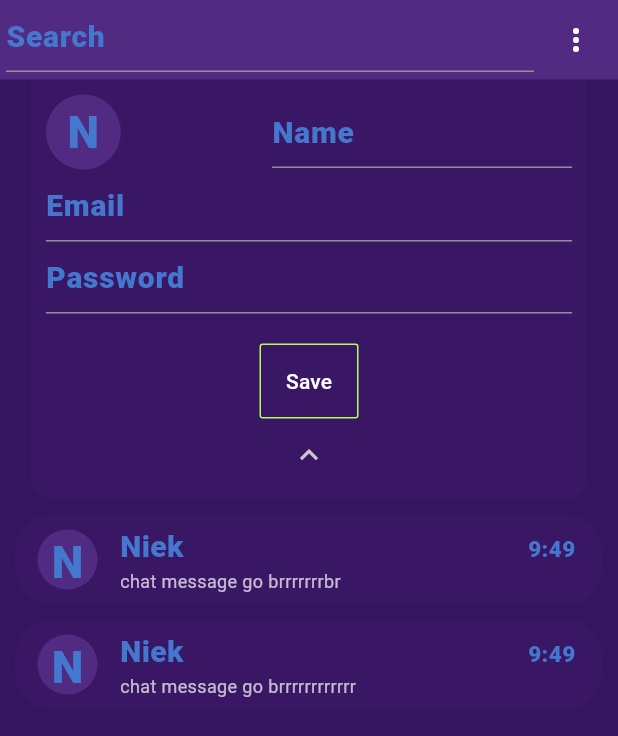
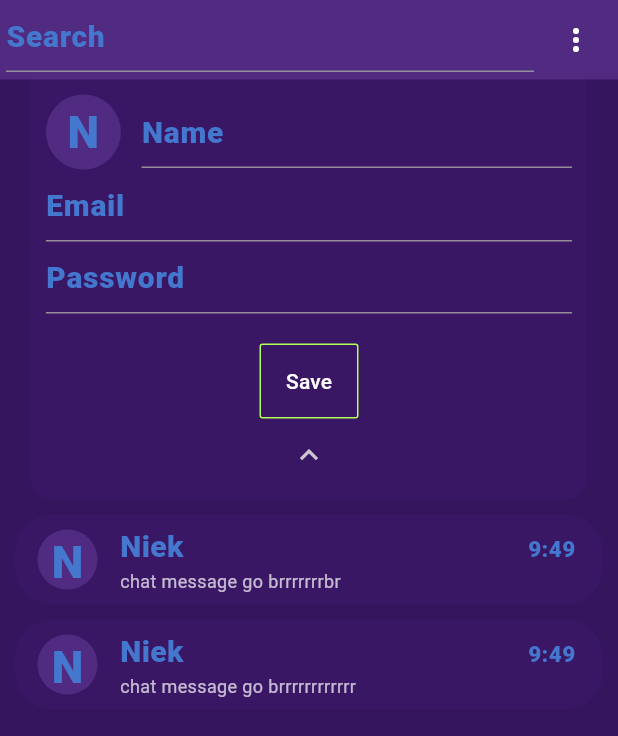
Before and after one commit to NiekvDommelen/whisper, a Flutter app: the HomePage screen opened by its route, after a tap on the "keyboard arrow down" icon, on a phone screen of 412 x 824 dp. Shown: the top 736 px of the screen. Run offline on Flutter 3.47's test engine with Material 3 defaults, Android fonts, the phone set to English and light mode, and no system bars; our stand-ins replace google_fonts, shared_preferences; accounts and stored records are empty; network calls fail; Roboto replaces fonts that are missing (Jura).

Commit message:
set maxwidth for name textfield

```diff
--- a/lib/screens/homepage.dart
+++ b/lib/screens/homepage.dart
@@ -134,8 +134,11 @@ class _HomePage extends State<HomePage> with TickerProviderStateMixin {
                                   fontSize: 30,
                                   fontWeight: FontWeight.w800))),
                     ),
-                    SizedBox(
-                      width: 200,
+                    Container(
+                      constraints: BoxConstraints(
+                        maxWidth: 500,
+                      ),
+                      width: screenWidth - 125,
                       child: TextField(
                         controller: _usernameTextController,
                         cursorColor: Theme.of(context).colorScheme.onPrimary,
```
